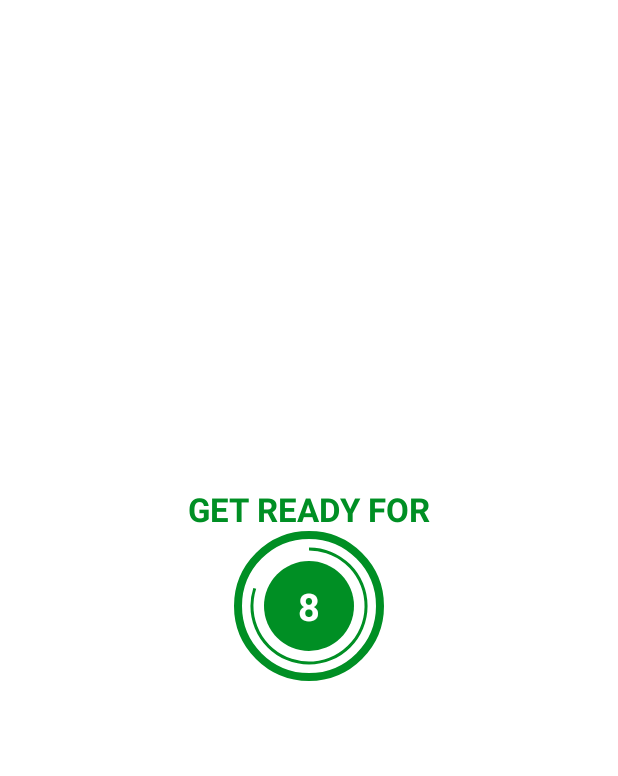
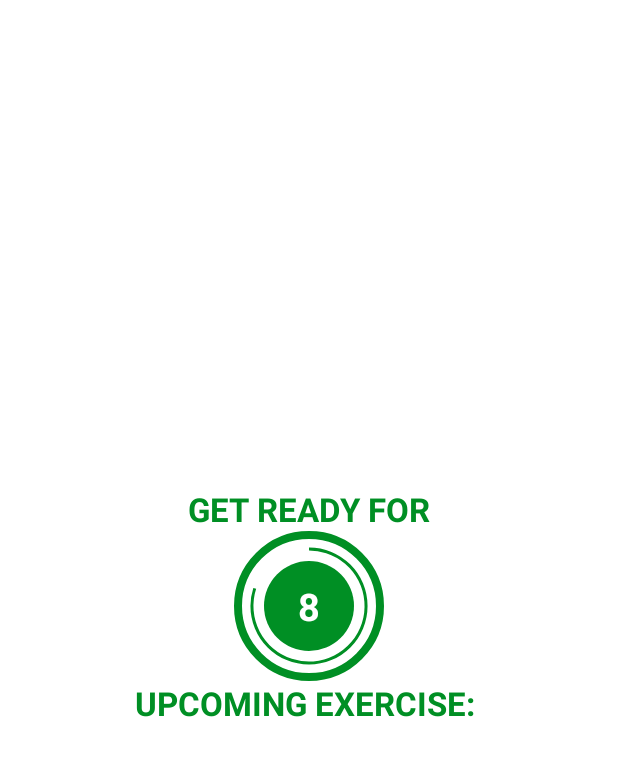
Before and after one commit to giangthao/7MinutesWorkout, an Android app: the ExerciseActivity screen opened directly, with no data from a screen before it, on a phone screen of 412 x 824 dp, the part 62-838 px from its top. Run offline under Robolectric (Android 15) with nearby library versions, the phone set to English and light mode, and no system bars.

Commit message:
152. Adding Text to speech to our application

```diff
--- a/app/src/main/AndroidManifest.xml
+++ b/app/src/main/AndroidManifest.xml
@@ -2,6 +2,11 @@
 <manifest xmlns:android="http://schemas.android.com/apk/res/android"
     xmlns:tools="http://schemas.android.com/tools"
     package="com.example.a7minutesworkout">
+    <queries>
+        <intent>
+            <action android:name="android.intent.action.TTS_SERVICE"/>
+        </intent>
+    </queries>
 
     <application
         android:allowBackup="true"
--- a/app/src/main/java/com/example/a7minutesworkout/ExerciseActivity.kt
+++ b/app/src/main/java/com/example/a7minutesworkout/ExerciseActivity.kt
@@ -3,23 +3,30 @@ package com.example.a7minutesworkout
 import androidx.appcompat.app.AppCompatActivity
 import android.os.Bundle
 import android.os.CountDownTimer
+import android.speech.tts.TextToSpeech
+import android.util.Log
 import android.view.View
 import android.widget.Toast
 import com.example.a7minutesworkout.databinding.ActivityExerciseBinding
+import java.util.*
+import kotlin.collections.ArrayList
 
-class ExerciseActivity : AppCompatActivity() {
+class ExerciseActivity : AppCompatActivity(), TextToSpeech.OnInitListener {
 
     //Todo 1 Create 1 binding variable
     private var binding: ActivityExerciseBinding? = null
-
+    // - Adding a variables for the 10 seconds REST timer
+    //START
     private var restTimer: CountDownTimer? =null
     private var restProgress = 0
 
-    private var exerciseTimer: CountDownTimer? =null
-    private var exerciseProgress = 0
+    private var exerciseTimer: CountDownTimer? =null // Variable for Exercise Timer and later on we will initialize it.
+    private var exerciseProgress = 0 // Variable for the exercise timer progress. As initial value the exercise progress is set to 0.
 
-    private var exerciseList: ArrayList<ExerciseModel>? = null
-    private var currentExercisePostion = -1
+    private var exerciseList: ArrayList<ExerciseModel>? = null // We will initialize the list later.
+    private var currentExercisePosition = -1 // Current Position of Exercise
+
+    private var tts: TextToSpeech? = null
 
 
 
@@ -35,10 +42,12 @@ class ExerciseActivity : AppCompatActivity() {
             supportActionBar?.setDisplayHomeAsUpEnabled(true)
         }
         exerciseList = Constants.defaultExerciseList()
+
+        tts = TextToSpeech(this,this)
         binding?.toolbarExcise?.setNavigationOnClickListener {
             onBackPressed()
         }
-        binding?.flRestView?.visibility = View.GONE
+        //binding?.flRestView?.visibility = View.GONE
         setupRestView()
     }
     private fun setupRestView(){
@@ -47,6 +56,9 @@ class ExerciseActivity : AppCompatActivity() {
         binding?.tvExerciseName?.visibility = View.INVISIBLE
         binding?.flExerciseView?.visibility = View.INVISIBLE
         binding?.ivImage?.visibility = View.INVISIBLE
+        binding?.tvUpcomingLabel?.visibility = View.VISIBLE
+        binding?.tvExerciseName?.visibility = View.VISIBLE
+        binding?.tvUpcomingExerciseName?.text = exerciseList!![currentExercisePosition + 1].getName()
         if(restTimer !=null){
             restTimer?.cancel()
             restProgress =0
@@ -59,12 +71,15 @@ class ExerciseActivity : AppCompatActivity() {
         binding?.tvExerciseName?.visibility = View.VISIBLE
         binding?.flExerciseView?.visibility = View.VISIBLE
         binding?.ivImage?.visibility = View.VISIBLE
+        binding?.tvUpcomingExerciseName?.visibility = View.INVISIBLE
+        binding?.tvUpcomingLabel?.visibility = View.INVISIBLE
         if(exerciseTimer !=null){
             exerciseTimer?.cancel()
             exerciseProgress = 0
         }
-        binding?.ivImage?.setImageResource(exerciseList!![currentExercisePostion].getImage())
-        binding?.tvExerciseName?.text = exerciseList!![currentExercisePostion].getName()
+        speakOut(exerciseList!![currentExercisePosition].getName())
+        binding?.ivImage?.setImageResource(exerciseList!![currentExercisePosition].getImage())
+        binding?.tvExerciseName?.text = exerciseList!![currentExercisePosition].getName()
         setExerciseProgressBar()
     }
     private fun setRestProgressBar() {
@@ -78,7 +93,7 @@ class ExerciseActivity : AppCompatActivity() {
             }
 
             override fun onFinish() {
-                currentExercisePostion++
+                currentExercisePosition++
                 setupExerciseView()
 
             }
@@ -96,7 +111,7 @@ class ExerciseActivity : AppCompatActivity() {
             }
 
             override fun onFinish() {
-                if(currentExercisePostion < exerciseList!!.size -1 ){
+                if(currentExercisePosition < exerciseList?.size!! -1 ){
                     setupRestView()
                 } else {
                     Toast.makeText(
@@ -105,7 +120,7 @@ class ExerciseActivity : AppCompatActivity() {
                         Toast.LENGTH_LONG
                     ).show()
                 }
-                setRestProgressBar()
+                //setRestProgressBar()
 
             }
 
@@ -122,7 +137,26 @@ class ExerciseActivity : AppCompatActivity() {
             exerciseTimer?.cancel()
             exerciseProgress =0
         }
+        if(tts !=null){
+            tts!!.stop()
+            tts!!.shutdown()
+        }
         binding = null
     }
 
+    override fun onInit(status: Int) {
+        if(status == TextToSpeech.SUCCESS){
+            //Set US English as language for tts
+            var result = tts?.setLanguage(Locale.US)
+            if(result == TextToSpeech.LANG_MISSING_DATA || result == TextToSpeech.LANG_NOT_SUPPORTED){
+                Log.e("TTS","The Language specified is not supported")
+            }
+        }else {
+            Log.e("TTS","Initialization Failed")
+        }
+    }
+    private fun speakOut(text:String){
+        tts!!.speak(text,TextToSpeech.QUEUE_FLUSH,null,"")
+    }
+
 }
--- a/app/src/main/res/layout/activity_exercise.xml
+++ b/app/src/main/res/layout/activity_exercise.xml
@@ -68,6 +68,34 @@
         </LinearLayout>
 
     </FrameLayout>
+    <TextView
+        android:id="@+id/tvUpcomingLabel"
+        android:layout_width="wrap_content"
+        android:layout_height="wrap_content"
+        android:text="UPCOMING EXERCISE: "
+        android:textSize="@dimen/default_text_size_button"
+        android:textColor="@color/colorAccent"
+        android:textStyle="bold"
+        app:layout_constraintTop_toBottomOf="@id/flRestView"
+        app:layout_constraintEnd_toEndOf="parent"
+        app:layout_constraintStart_toStartOf="parent"
+        app:layout_constraintBottom_toTopOf="@id/tvUpcomingExerciseName"
+        />
+    />
+    <TextView
+        android:id="@+id/tvUpcomingExerciseName"
+        android:layout_width="wrap_content"
+        android:layout_height="wrap_content"
+        android:text="Jumping Jack"
+        android:visibility="gone"
+        android:textSize="@dimen/default_text_size_button"
+        android:textColor="@color/colorAccent"
+        android:textStyle="bold"
+        app:layout_constraintTop_toBottomOf="@id/tvUpcomingLabel"
+        app:layout_constraintEnd_toEndOf="parent"
+        app:layout_constraintStart_toStartOf="parent" />
+    />
+
     <ImageView
         android:id="@+id/ivImage"
         android:layout_width="match_parent"
@@ -81,7 +109,6 @@
         android:id="@+id/tvExerciseName"
         android:layout_width="wrap_content"
         android:layout_height="wrap_content"
-        android:text="ExerciseName"
         android:textColor="@color/colorAccent"
         android:textSize="22sp"
         android:textStyle="bold"
```
